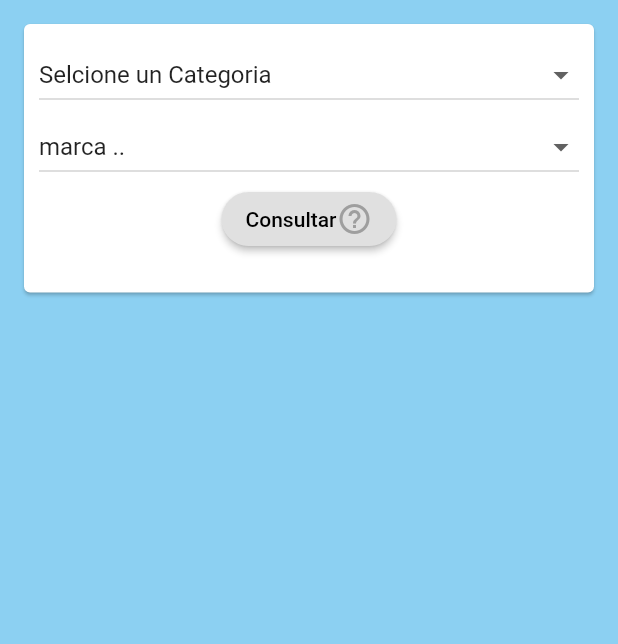
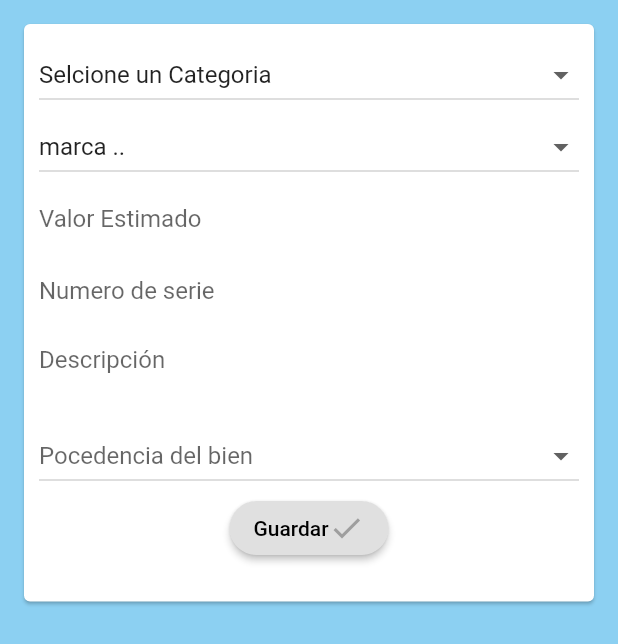
Before and after one commit to jsepulvedai1/Registralo, a Flutter app: the ConsultaBienPostLogin screen opened directly, on a phone screen of 412 x 824 dp. Shown: the top 644 px of the screen. Run offline on Flutter 3.47's test engine with Material 2 defaults, Android fonts, the light colour scheme and no system bars; our stand-ins replace carousel_pro, curved_navigation_bar, geolocator, rxdart, simple_animations, splashscreen; missing offline and left inert: direct_select.

Commit message:
cambios en registrar bien

```diff
--- a/lib/src/pages/consultaBienPostLogin.dart
+++ b/lib/src/pages/consultaBienPostLogin.dart
@@ -1,7 +1,7 @@
 import 'package:flutter/cupertino.dart';
 import 'package:flutter/material.dart';
 import 'package:flutter/rendering.dart';
-import 'package:disenos/src/pages/repository.dart';
+import 'package:Registralo2/src/pages/repository.dart';
 import 'package:http/http.dart' as http;
 import 'dart:async';
 import 'dart:convert';
@@ -20,6 +20,15 @@ class _ConsultaBienPostLoginState extends State<ConsultaBienPostLogin> {
   List<String> _lgas = ["marca .."];
   String _selectedState = "Selcione un Categoria";
   String _selectedLGA = "marca ..";
+  List<String> _locations = [
+    'Seleccione',
+    'Compra informal',
+    'Compra Tienda Retail',
+    'Regalo'
+
+    ]; // Option 2
+  String _selectedLocation; // Option 2
+
 
   String _locationMessage = "";
   void _getCurrentLocation() async {
@@ -100,6 +109,45 @@ class _ConsultaBienPostLoginState extends State<ConsultaBienPostLogin> {
                 value: _selectedLGA,
 
               ),
+              TextField(
+                  decoration: InputDecoration(
+                  border: InputBorder.none,
+                  hintText: 'Valor Estimado'
+                ),
+
+              ),
+              TextField(
+                  decoration: InputDecoration(
+                  border: InputBorder.none,
+                  hintText: 'Numero de serie'
+                ),
+
+              ),
+              TextField(
+                maxLines: 2,
+                  decoration: InputDecoration(
+                  border: InputBorder.none,
+                  hintText: 'Descripción'
+                ),
+
+              ),
+
+            DropdownButton(
+              isExpanded: true,
+              hint: Text('Pocedencia del bien'), // Not necessary for Option 1
+              value: _selectedLocation,
+              onChanged: (newValue) {
+                setState(() {
+                  _selectedLocation = newValue;
+                });
+              },
+              items: _locations.map((location) {
+                return DropdownMenuItem(
+                  child: new Text(location),
+                  value: location,
+                );
+              }).toList(),
+          ),
 
               Center(
 
@@ -114,10 +162,10 @@ class _ConsultaBienPostLoginState extends State<ConsultaBienPostLogin> {
                     mainAxisSize: MainAxisSize.min,
                     children: <Widget>[
                     Text(
-                    "Consultar",
+                    "Guardar",
                     style: new TextStyle(color: Colors.black),
                   ),
-                    Icon(Icons.help_outline, color: Colors.grey, ),
+                    Icon(Icons.check, color: Colors.grey, ),
                     ],
                   ),
                       onPressed: (){
@@ -132,6 +180,7 @@ class _ConsultaBienPostLoginState extends State<ConsultaBienPostLogin> {
 
 
                         ),
+
 
 
 
--- a/lib/src/pages/utils/formWidget.dart
+++ b/lib/src/pages/utils/formWidget.dart
@@ -27,7 +27,7 @@ class _FormWidgetState extends State<FormWidget> {
   bool showInputs;
   @override
   void initState() {
-    var categories = ['Bicicletas' 'Computadores Portatiles','Camara de video','Camara Fotografica','Telefonos Celulres','Tablets','Televisores'];
+    var categories = ['Bicicletas','Computadores Portatiles','Camara de video','Camara Fotografica','Telefonos Celulres','Tablets','Televisores'];
     checkBoxBrand = false;
     showInputs = false;
     var mapData = new Map<String, dynamic>();
```
Also changed, not shown: lib/src/pages/NavBarPreLogin.dart (+87 -87 lines), lib/src/pages/comoFunciona.dart (+0 -19 lines), lib/src/pages/misBienes.dart (+2 -26 lines), lib/src/pages/post_login.dart (+15 -11 lines), lib/src/pages/registrarBien.dart (+0 -18 lines), 1 other file.
